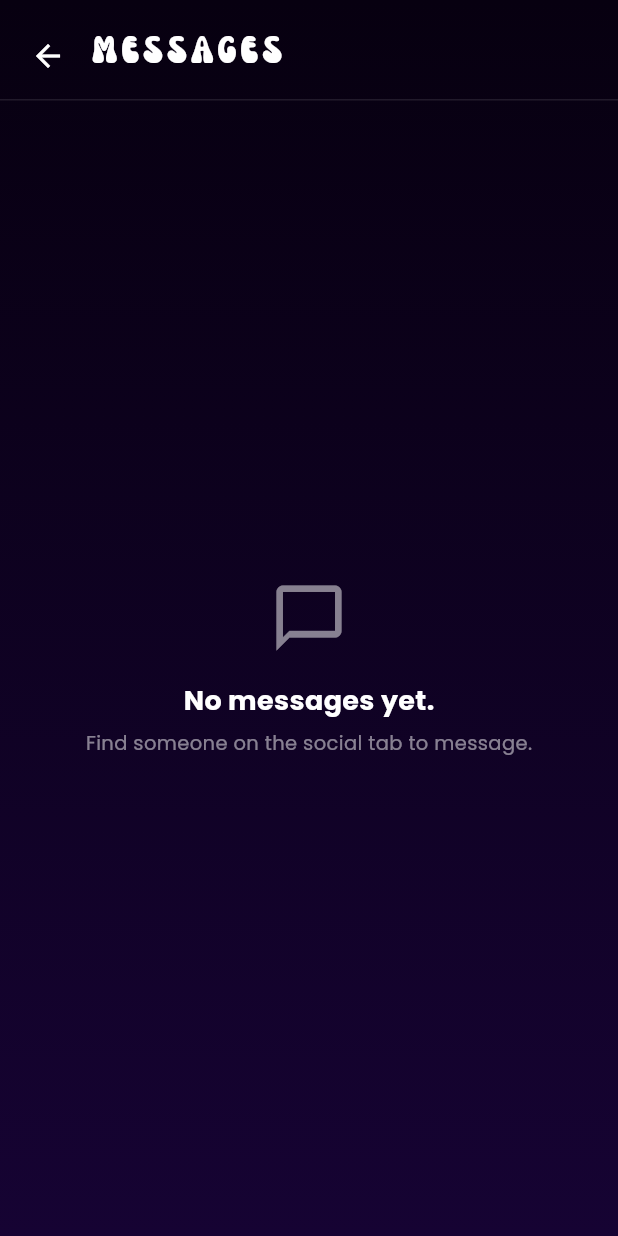
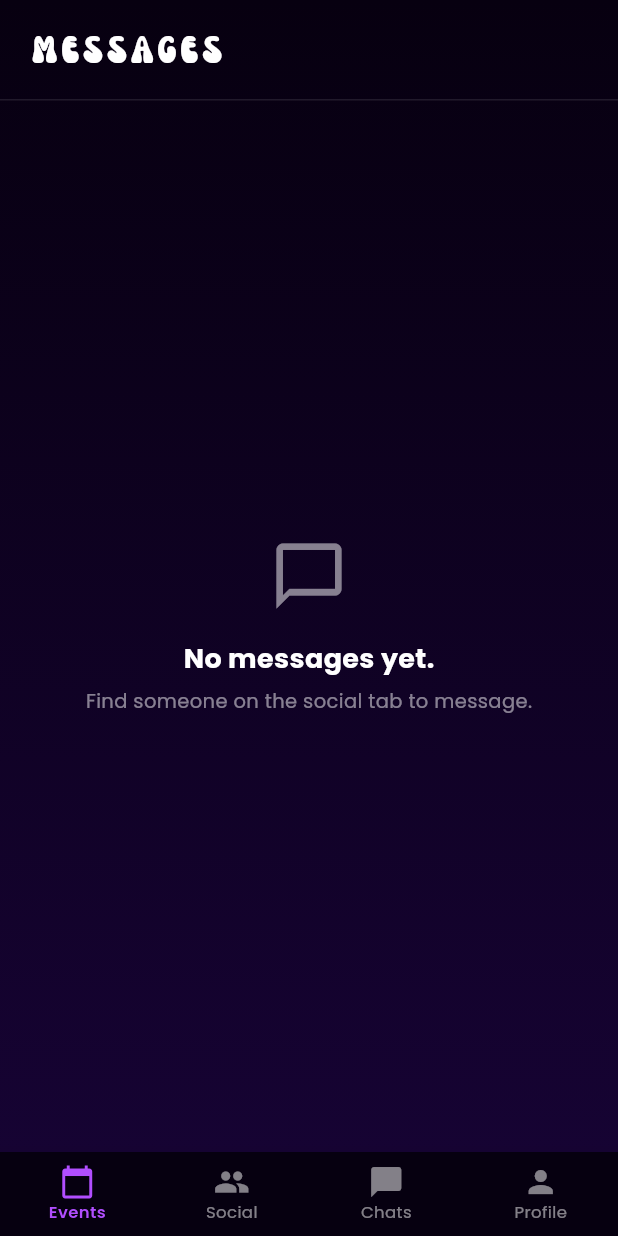
Before and after one commit to gene-c13/Orbital-2026-Gene-and-Hong-Ting, a Flutter app: the ChatListScreen screen opened directly, on a phone screen of 412 x 824 dp. Run offline on Flutter 3.47's test engine with Material 3 defaults, Android fonts, the phone set to English and light mode, and no system bars; our stand-ins replace cached_network_image, cloud_firestore, firebase_auth, firebase_core, firebase_storage, google_fonts and 2 more; accounts and stored records are empty.

Commit message:
replaced marketplace with chats

```diff
--- a/lib/screens/chat/chat_list_screen.dart
+++ b/lib/screens/chat/chat_list_screen.dart
@@ -7,6 +7,7 @@ import 'package:after_hours/services/user_service.dart';
 import 'package:after_hours/models/user.dart';
 import 'package:after_hours/screens/chat/chat_screen.dart';
 import 'package:after_hours/widgets/user_avatar.dart';
+import 'package:after_hours/widgets/navigation_helper.dart';
 
 class ChatListScreen extends StatelessWidget { //stateless because the streambuilder handles its own live updates internally
   const ChatListScreen({super.key}); //identify the widget so it can track it across rebuilds
@@ -23,6 +24,7 @@ class ChatListScreen extends StatelessWidget { //stateless because the streambui
     final currentUid = AuthService().currentUid ?? '';
 
     return Scaffold(
+      bottomNavigationBar: buildNavBar(0, (i) { if (i != 2) goToTab(context, i); }),
       body: Container(
         width: double.infinity,
         height: double.infinity,
@@ -34,11 +36,6 @@ class ChatListScreen extends StatelessWidget { //stateless because the streambui
                 padding: const EdgeInsets.fromLTRB(20, 20, 20, 12),
                 child: Row(
                   children: [
-                    GestureDetector(
-                      onTap: () => Navigator.of(context).pop(),
-                      child: const Icon(Icons.arrow_back, color: Colors.white),
-                    ),
-                    const SizedBox(width: 16),
                     Text('MESSAGES', style: kNectarine(size: 24, letterSpacing: 3)),
                   ],
                 ),
--- a/lib/theme/app_theme.dart
+++ b/lib/theme/app_theme.dart
@@ -75,7 +75,7 @@ Color crowdColor(String level) {
 const kNavItems = <BottomNavigationBarItem>[
   BottomNavigationBarItem(icon: Icon(Icons.calendar_today), label: 'Events'),
   BottomNavigationBarItem(icon: Icon(Icons.people),         label: 'Social'),
-  BottomNavigationBarItem(icon: Icon(Icons.shopping_bag),   label: 'Marketplace'),
+  BottomNavigationBarItem(icon: Icon(Icons.chat_bubble),   label: 'Chats'),
   BottomNavigationBarItem(icon: Icon(Icons.person),         label: 'Profile'),
 ];
 
```
Also changed, not shown: lib/widgets/navigation_helper.dart (+3 -6 lines), 1 other file.
